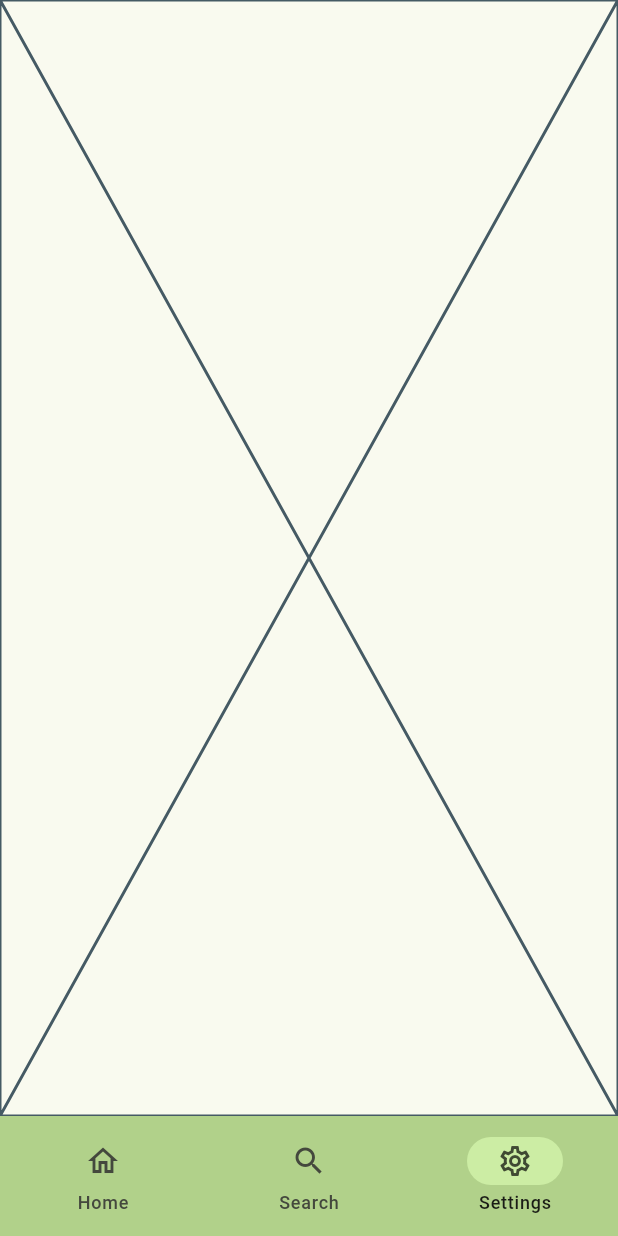
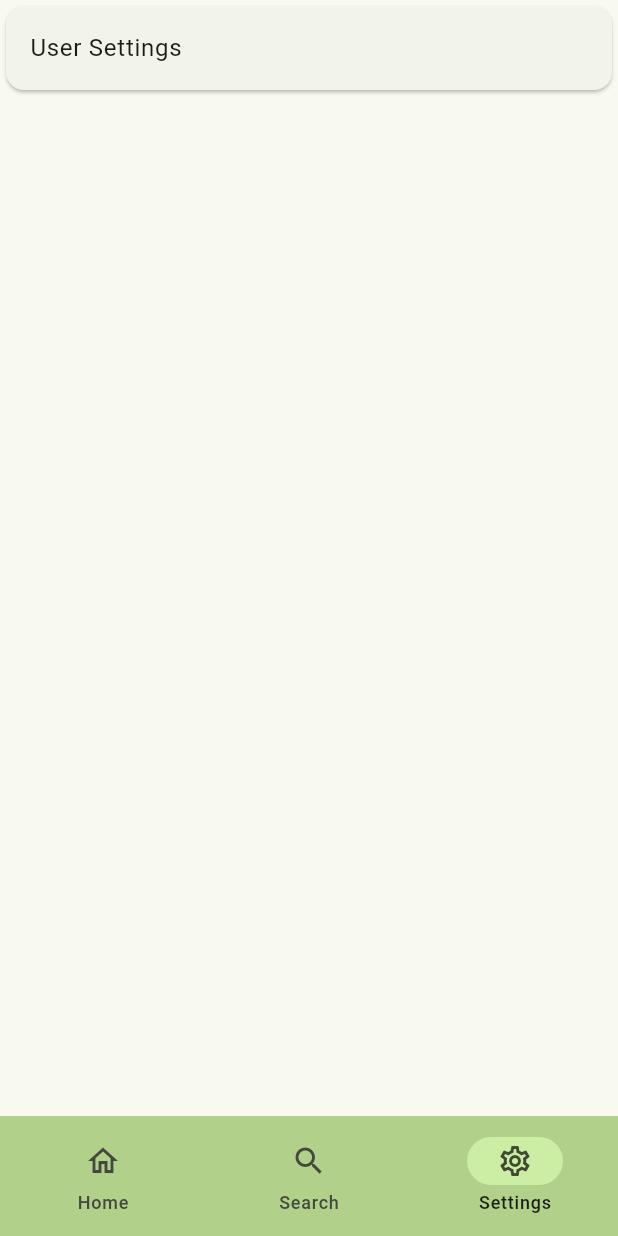
Before and after one commit to hyuntaekim1738/StockApp, a Flutter app: the screen it shows after launch, item 3 of the bottom bar chosen, on a phone screen of 412 x 824 dp. Run offline on Flutter 3.47's test engine with Material 3 defaults, Android fonts, the phone set to English and light mode, and no system bars; our stand-ins replace fl_chart.

Commit message:
Settings

```diff
--- a/lib/home_page/stock_home.dart
+++ b/lib/home_page/stock_home.dart
@@ -3,7 +3,7 @@ import 'package:flutter/widgets.dart';
 import '../shared/graph.dart';
 import '../shared/stock_card.dart';
 
-class StockHome extends StatefulWidget {
+class StockHome extends StatefulWidget { //might change to stateless
   const StockHome({super.key});
   @override
   State<StockHome> createState() => _StockHome();
--- a/lib/main.dart
+++ b/lib/main.dart
@@ -1,6 +1,8 @@
 import 'package:flutter/material.dart';
 import 'home_page/stock_home.dart';
 import 'search_page/search.dart';
+import 'settings_page/settings.dart';
+import 'settings_page/user.dart';
 
 void main() {
   runApp(const MyApp());
@@ -43,7 +45,7 @@ class _MyHomePageState extends State<MyHomePage> {
         page = const Search(); //search page
         break;
       case 2:
-        page = const Placeholder(); //settings/user page
+        page = const Settings(); //settings/user page
         break;
       default:
         throw UnimplementedError('no widget for $selectedIndex');
--- a/lib/settings_page/settings.dart
+++ b/lib/settings_page/settings.dart
@@ -1 +1,31 @@
+import 'package:flutter/material.dart';
+import './user.dart';
 //overview of settings just in case we want to add more settings than user settings
+//on tap of card that routes to user settings
+//later add more aesthetic settings like a light/dark mode toggle
+class Settings extends StatelessWidget{
+  const Settings({super.key});
+
+  @override
+  Widget build(BuildContext context) {
+    return SafeArea(
+      child: Column(
+        children: [
+          Card(
+            child: ListTile(
+              title: const Text('User Settings'),
+              onTap:() {
+                Navigator.push(
+                  context,
+                  MaterialPageRoute(
+                    builder: (context) => const User(),
+                  ),
+                );
+              }
+            ),
+          ),
+        ],
+      ),
+    );
+  }
+}
```
Also changed, not shown: lib/settings_page/user.dart (+90 -0 lines), lib/shared/stock_card.dart (+16 -0 lines).
